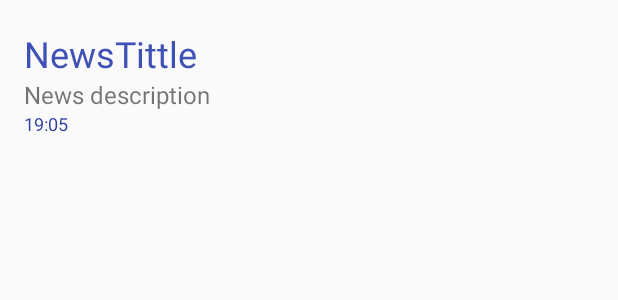
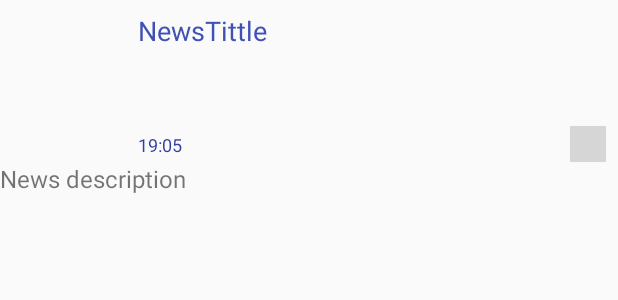
Before and after one commit to bleak96/News6, an Android app: the layout list_item.xml on its own in the app's theme, with its tools: preview values and no code run, on a phone screen of 412 x 824 dp. Shown: the top 300 px of the screen. Run offline under Robolectric (Android 15) with nearby library versions, the phone set to English and light mode, and no system bars; grey boxes are pictures that could not be loaded.

```diff
--- a/mobile/src/main/java/com/example/asus/news/activity/MainActivity.java
+++ b/mobile/src/main/java/com/example/asus/news/activity/MainActivity.java
@@ -37,9 +37,9 @@ public class MainActivity extends AppCompatActivity {
 
         }
         ButterKnife.bind(this);
-
-        TabLayout tabLayout= (TabLayout) findViewById(R.id.tabs);
-        tabLayout.setupWithViewPager(viewPager);
+//
+//        TabLayout tabLayout= (TabLayout) findViewById(R.id.tabs);
+//        tabLayout.setupWithViewPager(viewPager);
         initViewPager();
 
     }
--- a/mobile/src/main/java/com/example/asus/news/fragments/CultureFragment.java
+++ b/mobile/src/main/java/com/example/asus/news/fragments/CultureFragment.java
@@ -25,7 +25,7 @@ public class CultureFragment extends RecyclerViewCustomFragment {
         super.onCreate(savedInstanceState);
         List<TutNews> tutNewsList = new ArrayList<>();
         for (int i=0;i<100;i++){
-            tutNewsList.add(new TutNews(Integer.toString(i),i,Integer.toString(i),i));
+            tutNewsList.add(new TutNews(Integer.toString(i),Integer.toString(i),Integer.toString(i)));
         }
         adapter = new BaseAdapter(tutNewsList);
     }
--- a/mobile/src/main/java/com/example/asus/news/fragments/EconomicsFragment.java
+++ b/mobile/src/main/java/com/example/asus/news/fragments/EconomicsFragment.java
@@ -23,8 +23,8 @@ public class EconomicsFragment extends RecyclerViewCustomFragment {
     public void onCreate(@Nullable Bundle savedInstanceState) {
         super.onCreate(savedInstanceState);
         List<TutNews> tutNewsList = new ArrayList<>();
-        for(int i=0; i<10; i++) {
-            tutNewsList.add(new TutNews(Integer.toString(i),i,Integer.toString(i)+"hi",i));
+        for(int i=0; i<100; i++) {
+            tutNewsList.add(new TutNews(Integer.toString(i)+"Zagolovok novosti",Integer.toString(i)+"Dlinnoe opisanie novosti",Integer.toString(i)+"23.07.1998"));
         }
         adapter = new BaseAdapter(tutNewsList);
 
--- a/mobile/src/main/java/com/example/asus/news/fragments/SocietyFragment.java
+++ b/mobile/src/main/java/com/example/asus/news/fragments/SocietyFragment.java
@@ -25,7 +25,7 @@ public class SocietyFragment extends RecyclerViewCustomFragment {
         super.onCreate(savedInstanceState);
         List <TutNews> tutNewsList = new ArrayList<>();
         for (int i=0;i<100;i++){
-            tutNewsList.add(new TutNews(Integer.toString(i),i,Integer.toString(i),i));
+            tutNewsList.add(new TutNews(Integer.toString(i),Integer.toString(i),Integer.toString(i)));
         }
         adapter = new BaseAdapter(tutNewsList);
     }
--- a/mobile/src/main/java/com/example/asus/news/fragments/WorldFragment.java
+++ b/mobile/src/main/java/com/example/asus/news/fragments/WorldFragment.java
@@ -25,7 +25,7 @@ public class WorldFragment extends RecyclerViewCustomFragment {
         super.onCreate(savedInstanceState);
         List<TutNews> tutNewsList = new ArrayList<>();
         for (int i=0;i<100;i++){
-            tutNewsList.add(new TutNews(Integer.toString(i),i,Integer.toString(i),i));
+            tutNewsList.add(new TutNews(Integer.toString(i),Integer.toString(i),Integer.toString(i)));
         }
         adapter = new BaseAdapter(tutNewsList);
     }
--- a/mobile/src/main/res/layout/list_item.xml
+++ b/mobile/src/main/res/layout/list_item.xml
@@ -1,47 +1,61 @@
-<LinearLayout xmlns:android="http://schemas.android.com/apk/res/android"
-    xmlns:tools="http://schemas.android.com/tools"
+<LinearLayout
+    xmlns:android="http://schemas.android.com/apk/res/android"
     android:layout_width="match_parent"
-    android:layout_height="match_parent"
-    android:orientation="vertical"
-    android:paddingEnd="16dp"
-    android:paddingLeft="16dp"
-    android:paddingRight="16dp"
-    android:paddingStart="16dp">
+    android:layout_height="wrap_content"
+    android:orientation="vertical">
 
-    <!-- я думал если информация будет загружаться то остальная
-    инфа будет падать вниз(Заголовок,картинка,текст,дата)-->
-        <TextView
-            android:id="@+id/container"
-            android:layout_width="wrap_content"
-            android:layout_height="wrap_content" />
+<RelativeLayout
+    android:layout_height="108dp"
+    android:layout_width="match_parent"
+    android:orientation="horizontal">
+
+    <ImageView
+        android:id="@+id/news_description"
+        android:layout_width="76dp"
+        android:layout_height="76dp"
+        android:layout_margin="8dp"/>
+
     <TextView
         android:id="@+id/news_title"
-            android:layout_width="wrap_content"
-            android:layout_height="wrap_content"
+        android:layout_width="match_parent"
+        android:layout_height="76dp"
+        android:text="NewsTittle"
         android:textColor="@color/colorPrimary"
-            android:textSize="24sp"
-            android:text="NewsTittle" />
+        android:textSize="18sp"
+        android:layout_toRightOf="@id/news_description"
+        android:layout_marginRight="8dp"
+        android:layout_marginTop="8dp"/>
+
+    <TextView
+        android:id="@+id/news_date"
+        android:layout_width="match_parent"
+        android:layout_height="20dp"
+        android:layout_alignLeft="@+id/news_title"
+        android:layout_alignParentBottom="true"
+        android:layout_alignStart="@+id/news_title"
+        android:layout_marginRight="8dp"
+        android:text="19:05"
+        android:textColor="@color/colorPrimaryDark"
+        android:textSize="12sp" />
+
     <ImageView
-            android:id="@+id/news_description"
-            android:layout_width="wrap_content"
-            android:layout_height="wrap_content"
-            />
+        android:layout_width="24dp"
+        android:layout_height="24dp"
+        android:layout_alignEnd="@+id/news_title"
+        android:layout_alignParentBottom="true"
+        android:layout_alignRight="@+id/news_title"
+        android:src="@drawable/ic_touch_app_black_24dp" />
+</RelativeLayout>
+
 
     <TextView
         android:id="@+id/news_link"
-            android:layout_width="wrap_content"
+        android:layout_width="match_parent"
         android:layout_height="wrap_content"
-            android:textSize="16sp"
-            android:text="News description"/>
-
-
-        <TextView
-            android:id="@+id/news_date"
-            android:layout_width="wrap_content"
-            android:layout_height="wrap_content"
-            android:textColor="@color/colorPrimaryDark"
-            android:textSize="12sp"
-            android:text="19:05" />
-
+        android:layout_alignParentLeft="true"
+        android:layout_alignParentStart="true"
+        android:layout_alignParentTop="true"
+        android:text="News description"
+        android:textSize="16sp" />
 
 </LinearLayout>
--- a/mobile/src/main/res/layout/recycler_view.xml
+++ b/mobile/src/main/res/layout/recycler_view.xml
@@ -5,7 +5,5 @@
 
     xmlns:android="http://schemas.android.com/apk/res/android"
     android:id="@+id/recycler_view"
-    android:orientation="vertical"
     android:layout_width="match_parent"
-    android:layout_height="match_parent"
-    android:drawSelectorOnTop="true"/>
+    android:layout_height="wrap_content" />
```
Also changed, not shown: mobile/src/main/java/com/example/asus/news/adapters/BaseAdapter.java (+10 -3 lines), mobile/src/main/java/com/example/asus/news/fragments/AccidentsFragment.java (+1 -9 lines), mobile/src/main/java/com/example/asus/news/fragments/RecyclerViewCustomFragment.java (+16 -3 lines), mobile/src/main/java/com/example/asus/news/models/TutNews.java (+19 -19 lines). Lines whose indentation alone changed are shown as unchanged.
